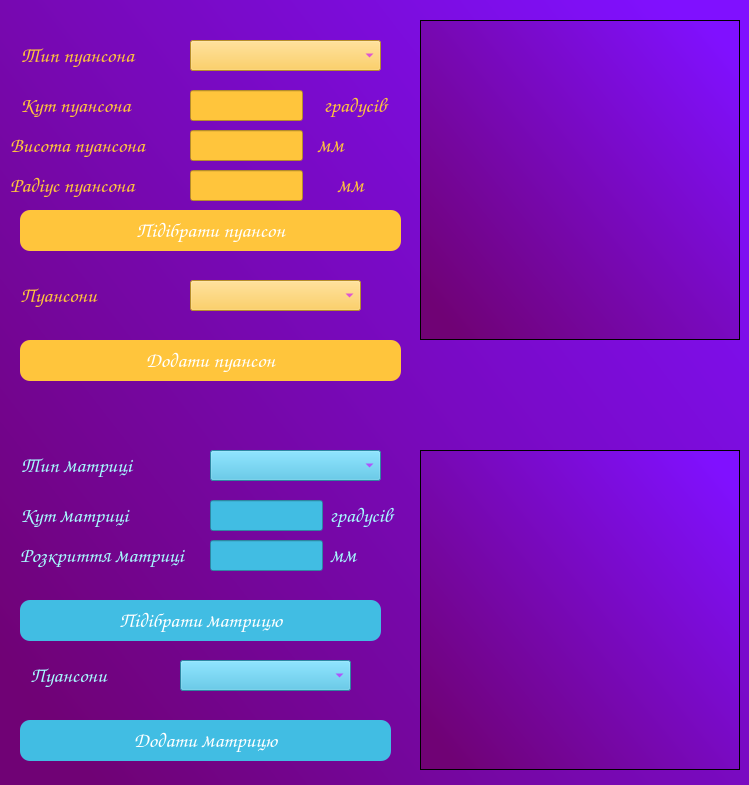
The window that Search.ui (VitaliyBychevoy/BendingToolsPriceCalc) describes before a commit, drawn with Qt 5.
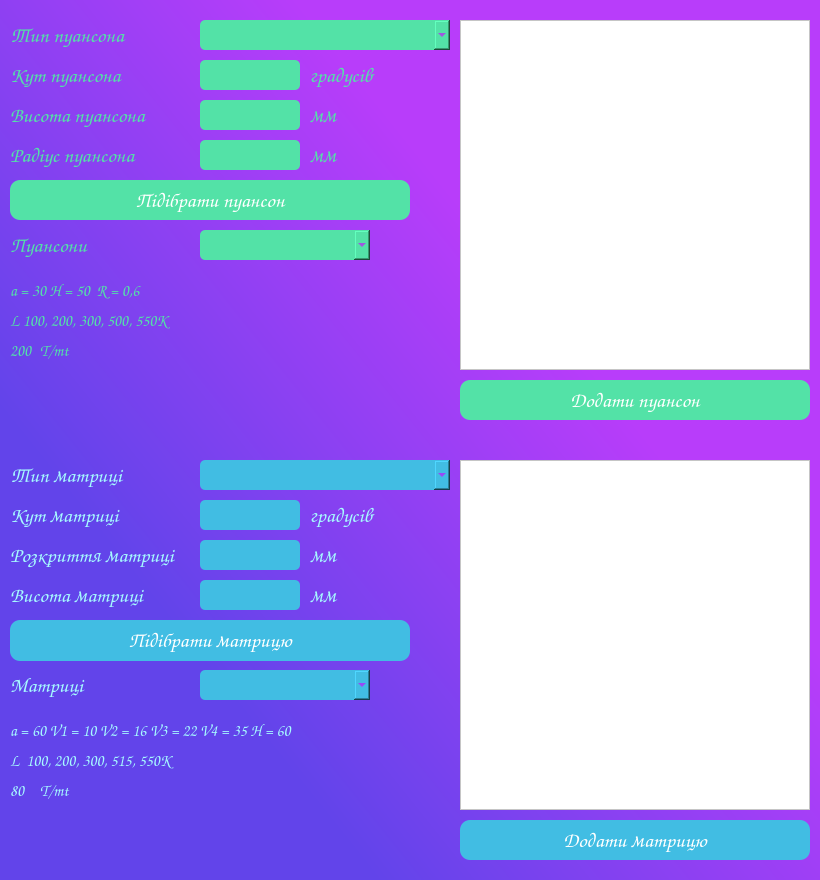
The same window after the commit.

```diff
--- a/Search.ui
+++ b/Search.ui
@@ -6,15 +6,15 @@
    <rect>
     <x>0</x>
     <y>0</y>
-    <width>749</width>
-    <height>785</height>
+    <width>820</width>
+    <height>880</height>
    </rect>
   </property>
   <property name="windowTitle">
    <string>Form</string>
   </property>
   <property name="styleSheet">
-   <string notr="true">background-color: qlineargradient(spread:pad, x1:0.011, y1:0.852455, x2:0.96, y2:0.085, stop:0 rgba(112, 2, 117, 255), stop:1 rgba(128, 16, 255, 255));</string>
+   <string notr="true">background-color: qlineargradient(spread:pad, x1:0.0685455, y1:0.704, x2:0.585, y2:0.261, stop:0.153409 rgba(98, 68, 234, 255), stop:1 rgba(184, 61, 250, 255));</string>
   </property>
   <property name="locale">
    <locale language="Ukrainian" country="Ukraine"/>
@@ -22,9 +22,9 @@
   <widget class="QLabel" name="punch_angle_label">
    <property name="geometry">
     <rect>
-     <x>20</x>
-     <y>90</y>
-     <width>151</width>
+     <x>10</x>
+     <y>60</y>
+     <width>150</width>
      <height>31</height>
     </rect>
    </property>
@@ -36,7 +36,7 @@
    </property>
    <property name="styleSheet">
     <string notr="true">background-color: qlineargradient(spread:pad, x1:0, y1:0, x2:1, y2:0, stop:0 rgba(0, 0, 0, 0), stop:1 rgba(255, 255, 255, 0));
-color: rgb(255, 197, 60);</string>
+color: rgb(83, 226, 167);</string>
    </property>
    <property name="text">
     <string>Кут пуансона</string>
@@ -46,8 +46,8 @@
    <property name="geometry">
     <rect>
      <x>10</x>
-     <y>130</y>
-     <width>171</width>
+     <y>100</y>
+     <width>170</width>
      <height>31</height>
     </rect>
    </property>
@@ -59,7 +59,7 @@
    </property>
    <property name="styleSheet">
     <string notr="true">background-color: qlineargradient(spread:pad, x1:0, y1:0, x2:1, y2:0, stop:0 rgba(0, 0, 0, 0), stop:1 rgba(255, 255, 255, 0));
-color: rgb(255, 197, 60);</string>
+color: rgb(83, 226, 167);</string>
    </property>
    <property name="text">
     <string>Висота пуансона</string>
@@ -69,9 +69,9 @@
    <property name="geometry">
     <rect>
      <x>10</x>
-     <y>170</y>
-     <width>161</width>
-     <height>31</height>
+     <y>140</y>
+     <width>170</width>
+     <height>30</height>
     </rect>
    </property>
    <property name="font">
@@ -82,7 +82,7 @@
    </property>
    <property name="styleSheet">
     <string notr="true">background-color: qlineargradient(spread:pad, x1:0, y1:0, x2:1, y2:0, stop:0 rgba(0, 0, 0, 0), stop:1 rgba(255, 255, 255, 0));
-color: rgb(255, 197, 60);</string>
+color: rgb(83, 226, 167);</string>
    </property>
    <property name="text">
     <string>Радіус пуансона</string>
@@ -91,10 +91,10 @@
   <widget class="QLabel" name="die_angle_label">
    <property name="geometry">
     <rect>
-     <x>20</x>
+     <x>10</x>
      <y>500</y>
-     <width>151</width>
-     <height>31</height>
+     <width>150</width>
+     <height>30</height>
     </rect>
    </property>
    <property name="font">
@@ -114,10 +114,10 @@
   <widget class="QLabel" name="die_distance_label">
    <property name="geometry">
     <rect>
-     <x>20</x>
+     <x>10</x>
      <y>540</y>
-     <width>191</width>
-     <height>31</height>
+     <width>180</width>
+     <height>30</height>
     </rect>
    </property>
    <property name="font">
@@ -137,10 +137,10 @@
   <widget class="QLineEdit" name="punch_angle_value">
    <property name="geometry">
     <rect>
-     <x>190</x>
-     <y>90</y>
-     <width>113</width>
-     <height>31</height>
+     <x>200</x>
+     <y>60</y>
+     <width>100</width>
+     <height>30</height>
     </rect>
    </property>
    <property name="font">
@@ -152,8 +152,10 @@
    <property name="styleSheet">
     <string notr="true">QLineEdit{
 
-	background-color: rgb(255, 197, 60);
+	background-color: rgb(83, 226, 167);
 	color: rgb(202, 8, 255);
+	border: 1px  rgb(255, 197, 60);
+border-radius: 5px;
 }
 QLineEdit:hover {
 	border: 3px solid rgb(2, 35, 255);
@@ -166,10 +168,10 @@
   <widget class="QLineEdit" name="punch_height_value">
    <property name="geometry">
     <rect>
-     <x>190</x>
-     <y>130</y>
-     <width>113</width>
-     <height>31</height>
+     <x>200</x>
+     <y>100</y>
+     <width>100</width>
+     <height>30</height>
     </rect>
    </property>
    <property name="font">
@@ -181,8 +183,10 @@
    <property name="styleSheet">
     <string notr="true">QLineEdit{
 
-	background-color: rgb(255, 197, 60);
+	background-color: rgb(83, 226, 167);
 	color: rgb(202, 8, 255);
+	border: 1px  rgb(255, 197, 60);
+border-radius: 5px;
 }
 QLineEdit:hover {
 	border: 3px solid rgb(2, 35, 255);
@@ -195,10 +199,10 @@
   <widget class="QLineEdit" name="punch_radius_value">
    <property name="geometry">
     <rect>
-     <x>190</x>
-     <y>170</y>
-     <width>113</width>
-     <height>31</height>
+     <x>200</x>
+     <y>140</y>
+     <width>100</width>
+     <height>30</height>
     </rect>
    </property>
    <property name="font">
@@ -210,8 +214,10 @@
    <property name="styleSheet">
     <string notr="true">QLineEdit{
 
-	background-color:rgb(255, 197, 60);
+	background-color: rgb(83, 226, 167);
 	color: rgb(202, 8, 255);
+	border: 1px  rgb(255, 197, 60);
+border-radius: 5px;
 }
 QLineEdit:hover {
 	border: 3px solid rgb(2, 35, 255);
@@ -224,10 +230,10 @@
   <widget class="QLineEdit" name="die_angle_value">
    <property name="geometry">
     <rect>
-     <x>210</x>
+     <x>200</x>
      <y>500</y>
-     <width>113</width>
-     <height>31</height>
+     <width>100</width>
+     <height>30</height>
     </rect>
    </property>
    <property name="font">
@@ -241,6 +247,8 @@
 
 	background-color: rgb(65, 189, 227);
 	color: rgb(202, 8, 255);
+	border: 1px  rgb(65, 189, 227);
+border-radius: 5px;
 }
 QLineEdit:hover {
 	border: 3px solid rgb(2, 35, 255);
@@ -253,10 +261,10 @@
   <widget class="QLineEdit" name="die_distance_value">
    <property name="geometry">
     <rect>
-     <x>210</x>
+     <x>200</x>
      <y>540</y>
-     <width>113</width>
-     <height>31</height>
+     <width>100</width>
+     <height>30</height>
     </rect>
    </property>
    <property name="font">
@@ -270,6 +278,9 @@
 
 	background-color:rgb(65, 189, 227) ;
 	color: rgb(202, 8, 255);
+
+	border: 1px  rgb(65, 189, 227);
+border-radius: 5px;
 }
 QLineEdit:hover {
 	border: 3px solid rgb(2, 35, 255);
@@ -283,9 +294,9 @@
    <property name="geometry">
     <rect>
      <x>310</x>
-     <y>90</y>
-     <width>91</width>
-     <height>31</height>
+     <y>60</y>
+     <width>90</width>
+     <height>30</height>
     </rect>
    </property>
    <property name="font">
@@ -296,22 +307,22 @@
    </property>
    <property name="styleSheet">
     <string notr="true">background-color: qlineargradient(spread:pad, x1:0, y1:0, x2:1, y2:0, stop:0 rgba(0, 0, 0, 0), stop:1 rgba(255, 255, 255, 0));
-color: rgb(255, 197, 60);</string>
+color: rgb(83, 226, 167);</string>
    </property>
    <property name="text">
     <string>градусів</string>
    </property>
    <property name="alignment">
-    <set>Qt::AlignCenter</set>
+    <set>Qt::AlignLeading|Qt::AlignLeft|Qt::AlignVCenter</set>
    </property>
   </widget>
   <widget class="QLabel" name="punch_height_mm_label">
    <property name="geometry">
     <rect>
      <x>310</x>
-     <y>130</y>
-     <width>41</width>
-     <height>31</height>
+     <y>100</y>
+     <width>40</width>
+     <height>30</height>
     </rect>
    </property>
    <property name="font">
@@ -322,22 +333,22 @@
    </property>
    <property name="styleSheet">
     <string notr="true">background-color: qlineargradient(spread:pad, x1:0, y1:0, x2:1, y2:0, stop:0 rgba(0, 0, 0, 0), stop:1 rgba(255, 255, 255, 0));
-color: rgb(255, 197, 60);</string>
+color:  rgb(83, 226, 167);</string>
    </property>
    <property name="text">
     <string>мм</string>
    </property>
    <property name="alignment">
-    <set>Qt::AlignCenter</set>
+    <set>Qt::AlignLeading|Qt::AlignLeft|Qt::AlignVCenter</set>
    </property>
   </widget>
   <widget class="QLabel" name="punch_radius_mm_label">
    <property name="geometry">
     <rect>
-     <x>330</x>
-     <y>170</y>
-     <width>41</width>
-     <height>31</height>
+     <x>310</x>
+     <y>140</y>
+     <width>40</width>
+     <height>30</height>
     </rect>
    </property>
    <property name="font">
@@ -348,22 +359,22 @@
    </property>
    <property name="styleSheet">
     <string notr="true">background-color: qlineargradient(spread:pad, x1:0, y1:0, x2:1, y2:0, stop:0 rgba(0, 0, 0, 0), stop:1 rgba(255, 255, 255, 0));
-color: rgb(255, 197, 60);</string>
+color:  rgb(83, 226, 167);</string>
    </property>
    <property name="text">
     <string>мм</string>
    </property>
    <property name="alignment">
-    <set>Qt::AlignCenter</set>
+    <set>Qt::AlignLeading|Qt::AlignLeft|Qt::AlignVCenter</set>
    </property>
   </widget>
   <widget class="QLabel" name="die_grad_label">
    <property name="geometry">
     <rect>
-     <x>330</x>
+     <x>310</x>
      <y>500</y>
-     <width>91</width>
-     <height>31</height>
+     <width>90</width>
+     <height>30</height>
     </rect>
    </property>
    <property name="font">
@@ -383,10 +394,10 @@
   <widget class="QLabel" name="die_distance_mm_label">
    <property name="geometry">
     <rect>
-     <x>330</x>
+     <x>310</x>
      <y>540</y>
-     <width>31</width>
-     <height>31</height>
+     <width>30</width>
+     <height>30</height>
     </rect>
    </property>
    <property name="font">
@@ -406,10 +417,10 @@
   <widget class="QLabel" name="type_die_label">
    <property name="geometry">
     <rect>
-     <x>20</x>
-     <y>450</y>
-     <width>151</width>
-     <height>31</height>
+     <x>10</x>
+     <y>460</y>
+     <width>150</width>
+     <height>30</height>
     </rect>
    </property>
    <property name="font">
@@ -429,16 +440,24 @@
   <widget class="QComboBox" name="type_die_value">
    <property name="geometry">
     <rect>
-     <x>210</x>
-     <y>450</y>
-     <width>171</width>
-     <height>31</height>
+     <x>200</x>
+     <y>460</y>
+     <width>250</width>
+     <height>30</height>
     </rect>
    </property>
+   <property name="font">
+    <font>
+     <family>Comic Sans MS</family>
+     <pointsize>12</pointsize>
+    </font>
+   </property>
    <property name="styleSheet">
     <string notr="true">QComboBox{
 	background-color: rgb(65, 189, 227);
 	color: rgb(202, 8, 255);
+	border: 1px  rgb(65, 189, 227);
+border-radius: 5px;
 }
 QComboBox:hover {
 	border: 3px solid rgb(2, 35, 255);
@@ -459,10 +478,10 @@
   <widget class="QLabel" name="type_punch_label">
    <property name="geometry">
     <rect>
-     <x>20</x>
-     <y>40</y>
-     <width>151</width>
-     <height>31</height>
+     <x>10</x>
+     <y>20</y>
+     <width>150</width>
+     <height>30</height>
     </rect>
    </property>
    <property name="font">
@@ -473,7 +492,7 @@
    </property>
    <property name="styleSheet">
     <string notr="true">background-color: qlineargradient(spread:pad, x1:0, y1:0, x2:1, y2:0, stop:0 rgba(0, 0, 0, 0), stop:1 rgba(255, 255, 255, 0));
-color: rgb(255, 197, 60);</string>
+color: rgb(83, 226, 167);</string>
    </property>
    <property name="text">
     <string>Тип пуансона</string>
@@ -482,16 +501,24 @@
   <widget class="QComboBox" name="type_punch_value">
    <property name="geometry">
     <rect>
-     <x>190</x>
-     <y>40</y>
-     <width>191</width>
-     <height>31</height>
+     <x>200</x>
+     <y>20</y>
+     <width>250</width>
+     <height>30</height>
     </rect>
    </property>
+   <property name="font">
+    <font>
+     <family>Comic Sans MS</family>
+     <pointsize>12</pointsize>
+    </font>
+   </property>
    <property name="styleSheet">
     <string notr="true">QComboBox{
-	background-color: rgb(255, 197, 60);
+	background-color: rgb(83, 226, 167);
 	color: rgb(202, 8, 255);
+	border: 1px  rgb(255, 197, 60);
+border-radius: 5px;
 }
 QComboBox:hover {
 	border: 3px solid rgb(2, 35, 255);
@@ -512,16 +539,18 @@
   <widget class="QComboBox" name="result_punch_value">
    <property name="geometry">
     <rect>
-     <x>190</x>
-     <y>280</y>
-     <width>171</width>
-     <height>31</height>
+     <x>200</x>
+     <y>230</y>
+     <width>170</width>
+     <height>30</height>
     </rect>
    </property>
    <property name="styleSheet">
     <string notr="true">QComboBox{
-	background-color: rgb(255, 197, 60);
+	background-color: rgb(83, 226, 167);
 	color: rgb(202, 8, 255);
+	border: 1px  rgb(255, 197, 60);
+border-radius: 5px;
 }
 QComboBox:hover {
 	border: 3px solid rgb(2, 35, 255);
@@ -542,8 +571,8 @@
   <widget class="QLabel" name="punch_result_label">
    <property name="geometry">
     <rect>
-     <x>20</x>
-     <y>280</y>
+     <x>10</x>
+     <y>230</y>
      <width>111</width>
      <height>31</height>
     </rect>
@@ -556,7 +585,7 @@
    </property>
    <property name="styleSheet">
     <string notr="true">background-color: qlineargradient(spread:pad, x1:0, y1:0, x2:1, y2:0, stop:0 rgba(0, 0, 0, 0), stop:1 rgba(255, 255, 255, 0));
-color: rgb(255, 197, 60);</string>
+color:  rgb(83, 226, 167);</string>
    </property>
    <property name="text">
     <string>Пуансони</string>
@@ -565,16 +594,24 @@
   <widget class="QComboBox" name="result_die_value">
    <property name="geometry">
     <rect>
-     <x>180</x>
-     <y>660</y>
-     <width>171</width>
-     <height>31</height>
+     <x>200</x>
+     <y>670</y>
+     <width>170</width>
+     <height>30</height>
     </rect>
    </property>
+   <property name="font">
+    <font>
+     <family>Comic Sans MS</family>
+     <pointsize>12</pointsize>
+    </font>
+   </property>
    <property name="styleSheet">
     <string notr="true">QComboBox{
 	background-color: rgb(65, 189, 227);
 	color: rgb(202, 8, 255);
+	border: 1px  rgb(65, 189, 227);
+border-radius: 5px;
 }
 QComboBox:hover {
 	border: 3px solid rgb(2, 35, 255);
@@ -595,9 +632,9 @@
   <widget class="QLabel" name="punch_result_label_2">
    <property name="geometry">
     <rect>
-     <x>30</x>
-     <y>660</y>
-     <width>111</width>
+     <x>10</x>
+     <y>670</y>
+     <width>90</width>
      <height>31</height>
     </rect>
    </property>
@@ -612,7 +649,7 @@
 color: rgb(166, 251, 255);</string>
    </property>
    <property name="text">
-    <string>Пуансони</string>
+    <string>Матриці</string>
    </property>
   </widget>
   <widget class="QPushButton" name="find_punch_button">
@@ -621,10 +658,10 @@
    </property>
    <property name="geometry">
     <rect>
-     <x>20</x>
-     <y>210</y>
-     <width>381</width>
-     <height>41</height>
+     <x>10</x>
+     <y>180</y>
+     <width>400</width>
+     <height>40</height>
     </rect>
    </property>
    <property name="font">
@@ -635,7 +672,7 @@
    </property>
    <property name="styleSheet">
     <string notr="true">QPushButton {
-background-color: rgb(255, 197, 60);
+	background-color: rgb(83, 226, 167);
 color:white;
 border-radius: 10px;
 }
@@ -659,9 +696,9 @@
    </property>
    <property name="geometry">
     <rect>
-     <x>20</x>
-     <y>600</y>
-     <width>361</width>
+     <x>10</x>
+     <y>620</y>
+     <width>400</width>
      <height>41</height>
     </rect>
    </property>
@@ -694,22 +731,28 @@
   <widget class="QGraphicsView" name="punch_image">
    <property name="geometry">
     <rect>
-     <x>420</x>
+     <x>460</x>
      <y>20</y>
-     <width>320</width>
-     <height>320</height>
+     <width>350</width>
+     <height>350</height>
     </rect>
    </property>
+   <property name="styleSheet">
+    <string notr="true">background: rgb(255, 255, 255);</string>
+   </property>
   </widget>
   <widget class="QGraphicsView" name="die_image">
    <property name="geometry">
     <rect>
-     <x>420</x>
-     <y>450</y>
-     <width>320</width>
-     <height>320</height>
+     <x>460</x>
+     <y>460</y>
+     <width>350</width>
+     <height>350</height>
     </rect>
    </property>
+   <property name="styleSheet">
+    <string notr="true">background: rgb(255, 255, 255);</string>
+   </property>
   </widget>
   <widget class="QPushButton" name="add_punch_button_3">
    <property name="enabled">
@@ -717,10 +760,10 @@
    </property>
    <property name="geometry">
     <rect>
-     <x>20</x>
-     <y>340</y>
-     <width>381</width>
-     <height>41</height>
+     <x>460</x>
+     <y>380</y>
+     <width>350</width>
+     <height>40</height>
     </rect>
    </property>
    <property name="font">
@@ -731,7 +774,7 @@
    </property>
    <property name="styleSheet">
     <string notr="true">QPushButton {
-background-color: rgb(255, 197, 60);
+	background-color: rgb(83, 226, 167);
 color:white;
 border-radius: 10px;
 }
@@ -755,10 +798,10 @@
    </property>
    <property name="geometry">
     <rect>
-     <x>20</x>
-     <y>720</y>
-     <width>371</width>
-     <height>41</height>
+     <x>460</x>
+     <y>820</y>
+     <width>350</width>
+     <height>40</height>
     </rect>
    </property>
    <property name="font">
@@ -787,6 +830,294 @@
     <string/>
    </property>
   </widget>
+  <widget class="QLabel" name="info_punch_label">
+   <property name="geometry">
+    <rect>
+     <x>10</x>
+     <y>280</y>
+     <width>350</width>
+     <height>20</height>
+    </rect>
+   </property>
+   <property name="font">
+    <font>
+     <family>Comic Sans MS</family>
+     <pointsize>12</pointsize>
+    </font>
+   </property>
+   <property name="styleSheet">
+    <string notr="true">background-color: qlineargradient(spread:pad, x1:0, y1:0, x2:1, y2:0, stop:0 rgba(0, 0, 0, 0), stop:1 rgba(255, 255, 255, 0));
+color:  rgb(83, 226, 167);</string>
+   </property>
+   <property name="text">
+    <string>a = 30 H = 50  R = 0,6</string>
+   </property>
+   <property name="alignment">
+    <set>Qt::AlignLeading|Qt::AlignLeft|Qt::AlignVCenter</set>
+   </property>
+  </widget>
+  <widget class="QLabel" name="info_die_label">
+   <property name="geometry">
+    <rect>
+     <x>10</x>
+     <y>720</y>
+     <width>350</width>
+     <height>20</height>
+    </rect>
+   </property>
+   <property name="font">
+    <font>
+     <family>Comic Sans MS</family>
+     <pointsize>12</pointsize>
+    </font>
+   </property>
+   <property name="styleSheet">
+    <string notr="true">background-color: qlineargradient(spread:pad, x1:0, y1:0, x2:1, y2:0, stop:0 rgba(0, 0, 0, 0), stop:1 rgba(255, 255, 255, 0));
+color:rgb(166, 251, 255);</string>
+   </property>
+   <property name="text">
+    <string>a = 60 V1 = 10 V2 = 16 V3 = 22 V4 = 35 H = 60</string>
+   </property>
+   <property name="alignment">
+    <set>Qt::AlignLeading|Qt::AlignLeft|Qt::AlignVCenter</set>
+   </property>
+  </widget>
+  <widget class="QLabel" name="length_info_punch_label">
+   <property name="geometry">
+    <rect>
+     <x>10</x>
+     <y>310</y>
+     <width>330</width>
+     <height>20</height>
+    </rect>
+   </property>
+   <property name="font">
+    <font>
+     <family>Comic Sans MS</family>
+     <pointsize>12</pointsize>
+    </font>
+   </property>
+   <property name="styleSheet">
+    <string notr="true">background-color: qlineargradient(spread:pad, x1:0, y1:0, x2:1, y2:0, stop:0 rgba(0, 0, 0, 0), stop:1 rgba(255, 255, 255, 0));
+color: rgb(83, 226, 167);</string>
+   </property>
+   <property name="text">
+    <string>L 100, 200, 300, 500, 550K</string>
+   </property>
+   <property name="alignment">
+    <set>Qt::AlignLeading|Qt::AlignLeft|Qt::AlignVCenter</set>
+   </property>
+  </widget>
+  <widget class="QLabel" name="t_mt_value_punch">
+   <property name="geometry">
+    <rect>
+     <x>10</x>
+     <y>340</y>
+     <width>30</width>
+     <height>20</height>
+    </rect>
+   </property>
+   <property name="font">
+    <font>
+     <family>Comic Sans MS</family>
+     <pointsize>12</pointsize>
+    </font>
+   </property>
+   <property name="styleSheet">
+    <string notr="true">background-color: qlineargradient(spread:pad, x1:0, y1:0, x2:1, y2:0, stop:0 rgba(0, 0, 0, 0), stop:1 rgba(255, 255, 255, 0));
+color: rgb(83, 226, 167);</string>
+   </property>
+   <property name="text">
+    <string>200</string>
+   </property>
+   <property name="alignment">
+    <set>Qt::AlignLeading|Qt::AlignLeft|Qt::AlignVCenter</set>
+   </property>
+  </widget>
+  <widget class="QLabel" name="length_die_label">
+   <property name="geometry">
+    <rect>
+     <x>10</x>
+     <y>750</y>
+     <width>250</width>
+     <height>20</height>
+    </rect>
+   </property>
+   <property name="font">
+    <font>
+     <family>Comic Sans MS</family>
+     <pointsize>12</pointsize>
+    </font>
+   </property>
+   <property name="styleSheet">
+    <string notr="true">background-color: qlineargradient(spread:pad, x1:0, y1:0, x2:1, y2:0, stop:0 rgba(0, 0, 0, 0), stop:1 rgba(255, 255, 255, 0));
+color:rgb(166, 251, 255);</string>
+   </property>
+   <property name="text">
+    <string>L  100, 200, 300, 515, 550K</string>
+   </property>
+   <property name="alignment">
+    <set>Qt::AlignLeading|Qt::AlignLeft|Qt::AlignVCenter</set>
+   </property>
+  </widget>
+  <widget class="QLabel" name="t_mt_value_die">
+   <property name="geometry">
+    <rect>
+     <x>10</x>
+     <y>780</y>
+     <width>30</width>
+     <height>20</height>
+    </rect>
+   </property>
+   <property name="font">
+    <font>
+     <family>Comic Sans MS</family>
+     <pointsize>12</pointsize>
+    </font>
+   </property>
+   <property name="styleSheet">
+    <string notr="true">background-color: qlineargradient(spread:pad, x1:0, y1:0, x2:1, y2:0, stop:0 rgba(0, 0, 0, 0), stop:1 rgba(255, 255, 255, 0));
+color:rgb(166, 251, 255);</string>
+   </property>
+   <property name="text">
+    <string>80</string>
+   </property>
+   <property name="alignment">
+    <set>Qt::AlignLeading|Qt::AlignLeft|Qt::AlignVCenter</set>
+   </property>
+  </widget>
+  <widget class="QLabel" name="t_mt_info_punch_label">
+   <property name="geometry">
+    <rect>
+     <x>40</x>
+     <y>340</y>
+     <width>50</width>
+     <height>20</height>
+    </rect>
+   </property>
+   <property name="font">
+    <font>
+     <family>Comic Sans MS</family>
+     <pointsize>12</pointsize>
+    </font>
+   </property>
+   <property name="styleSheet">
+    <string notr="true">background-color: qlineargradient(spread:pad, x1:0, y1:0, x2:1, y2:0, stop:0 rgba(0, 0, 0, 0), stop:1 rgba(255, 255, 255, 0));
+color: rgb(83, 226, 167);</string>
+   </property>
+   <property name="text">
+    <string>T/mt</string>
+   </property>
+   <property name="alignment">
+    <set>Qt::AlignLeading|Qt::AlignLeft|Qt::AlignVCenter</set>
+   </property>
+  </widget>
+  <widget class="QLabel" name="t_mt_die_label">
+   <property name="geometry">
+    <rect>
+     <x>40</x>
+     <y>780</y>
+     <width>50</width>
+     <height>20</height>
+    </rect>
+   </property>
+   <property name="font">
+    <font>
+     <family>Comic Sans MS</family>
+     <pointsize>12</pointsize>
+    </font>
+   </property>
+   <property name="styleSheet">
+    <string notr="true">background-color: qlineargradient(spread:pad, x1:0, y1:0, x2:1, y2:0, stop:0 rgba(0, 0, 0, 0), stop:1 rgba(255, 255, 255, 0));
+color:rgb(166, 251, 255);</string>
+   </property>
+   <property name="text">
+    <string>T/mt</string>
+   </property>
+   <property name="alignment">
+    <set>Qt::AlignLeading|Qt::AlignLeft|Qt::AlignVCenter</set>
+   </property>
+  </widget>
+  <widget class="QLabel" name="die_height_label">
+   <property name="geometry">
+    <rect>
+     <x>10</x>
+     <y>580</y>
+     <width>160</width>
+     <height>30</height>
+    </rect>
+   </property>
+   <property name="font">
+    <font>
+     <family>Comic Sans MS</family>
+     <pointsize>16</pointsize>
+    </font>
+   </property>
+   <property name="styleSheet">
+    <string notr="true">background-color: qlineargradient(spread:pad, x1:0, y1:0, x2:1, y2:0, stop:0 rgba(0, 0, 0, 0), stop:1 rgba(255, 255, 255, 0));
+color:rgb(166, 251, 255);</string>
+   </property>
+   <property name="text">
+    <string>Висота матриці</string>
+   </property>
+  </widget>
+  <widget class="QLineEdit" name="die_height_value">
+   <property name="geometry">
+    <rect>
+     <x>200</x>
+     <y>580</y>
+     <width>100</width>
+     <height>30</height>
+    </rect>
+   </property>
+   <property name="font">
+    <font>
+     <family>Comic Sans MS</family>
+     <pointsize>12</pointsize>
+    </font>
+   </property>
+   <property name="styleSheet">
+    <string notr="true">QLineEdit{
+
+	background-color:rgb(65, 189, 227) ;
+	color: rgb(202, 8, 255);
+	border: 1px  rgb(65, 189, 227);
+border-radius: 5px;
+}
+QLineEdit:hover {
+	border: 3px solid rgb(2, 35, 255);
+}
+QLineEdit:focus {
+	border: 3px solid rgb(0, 255, 162);
+}</string>
+   </property>
+   <property name="alignment">
+    <set>Qt::AlignCenter</set>
+   </property>
+  </widget>
+  <widget class="QLabel" name="die_height_mm_label">
+   <property name="geometry">
+    <rect>
+     <x>310</x>
+     <y>580</y>
+     <width>30</width>
+     <height>30</height>
+    </rect>
+   </property>
+   <property name="font">
+    <font>
+     <family>Comic Sans MS</family>
+     <pointsize>16</pointsize>
+    </font>
+   </property>
+   <property name="styleSheet">
+    <string notr="true">background-color: qlineargradient(spread:pad, x1:0, y1:0, x2:1, y2:0, stop:0 rgba(0, 0, 0, 0), stop:1 rgba(255, 255, 255, 0));
+color:rgb(166, 251, 255);</string>
+   </property>
+   <property name="text">
+    <string>мм</string>
+   </property>
+  </widget>
  </widget>
  <resources/>
  <connections/>
```
Left out of the diff: 27 changed lines with no effect on the pictures.
